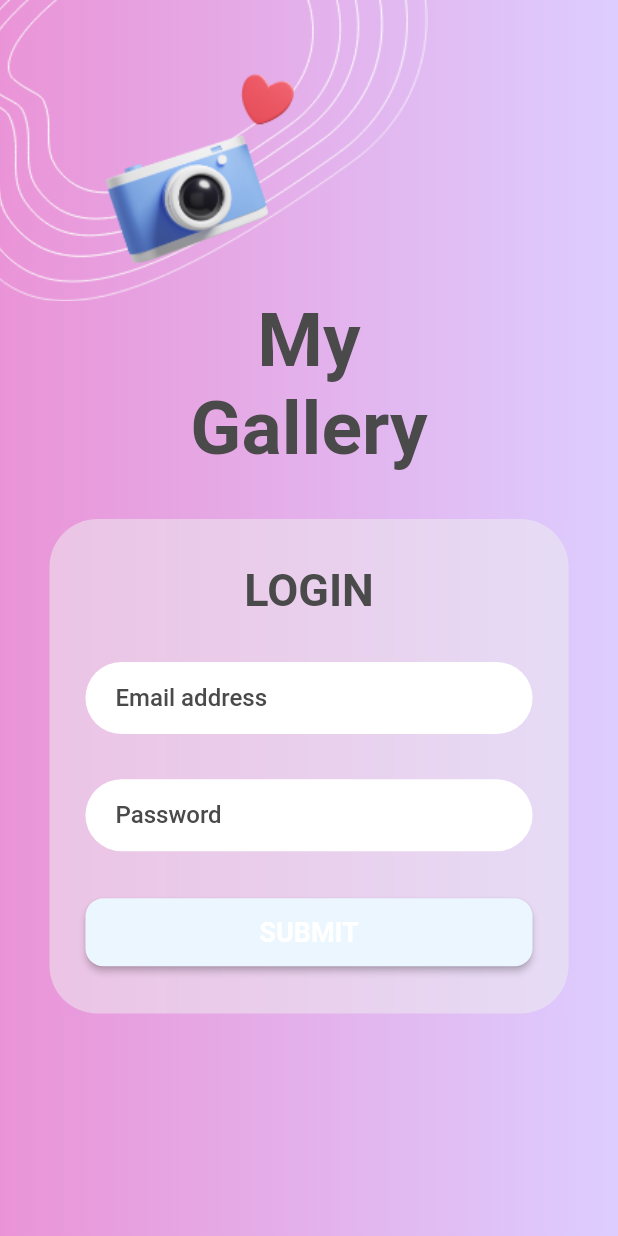
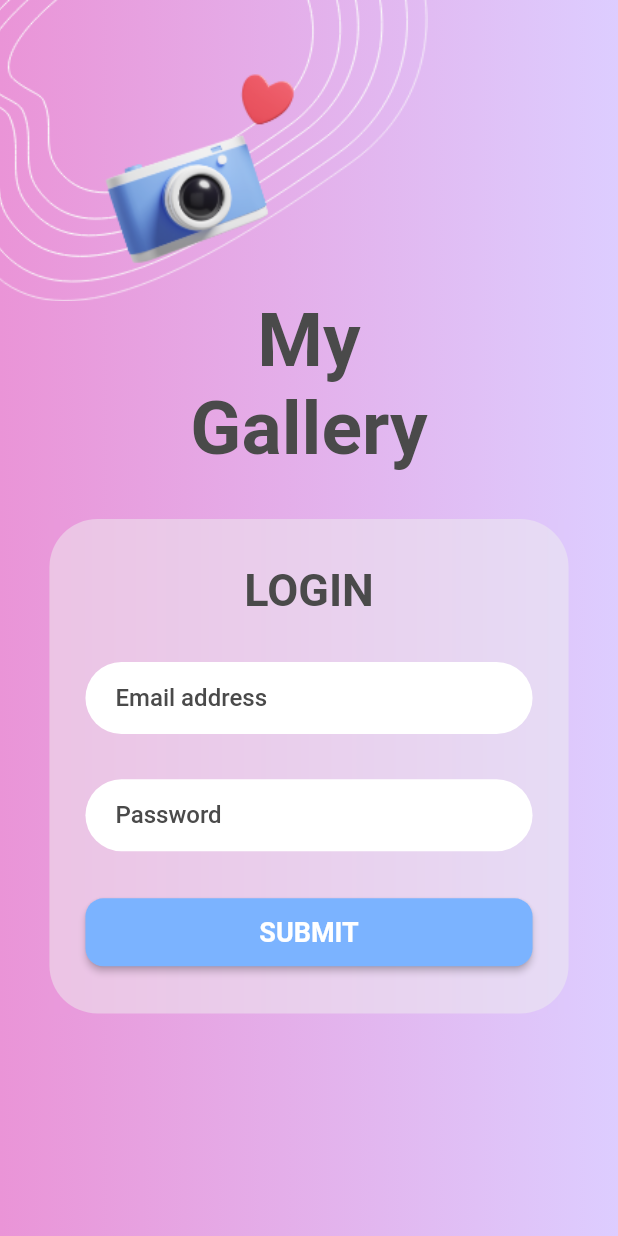
Before and after one commit to OmarAssem11/promina_task, a Flutter app: the screen it shows after launch, on a phone screen of 412 x 824 dp. Run offline on Flutter 3.47's test engine with Material 2 defaults, Android fonts, the phone set to English and light mode, and no system bars; our stand-ins replace cached_network_image, dartz, dio, equatable, flutter_bloc, fluttertoast and 6 more; generated files the repository leaves out were written again.

Commit message:
change submit button color

```diff
--- a/lib/core/presentation/resources/color_manager.dart
+++ b/lib/core/presentation/resources/color_manager.dart
@@ -7,6 +7,7 @@ class ColorManager {
   static const Color darkGrey = Color.fromARGB(255, 140, 135, 135);
   static const Color white = Color(0xFFFFFFFF);
   static const Color black = Color(0xFF4A4A4A);
+  static const Color blue = Color(0xFF7BB3FF);
   static const Color error = Color(0xFFe61f34);
   static const Color green = Color(0xFF027505);
   static const Color pink = Color(0xFFEA94D7);
--- a/lib/core/presentation/resources/theme_manager.dart
+++ b/lib/core/presentation/resources/theme_manager.dart
@@ -23,7 +23,7 @@ ThemeData getLightTheme() => ThemeData(
             color: ColorManager.white,
             fontSize: FontSizeManager.s18,
           ),
-          primary: ColorManager.lightBlue,
+          primary: ColorManager.blue,
           shape: const RoundedRectangleBorder(
             borderRadius: BorderRadius.all(Radius.circular(Sizes.s12)),
           ),
```
